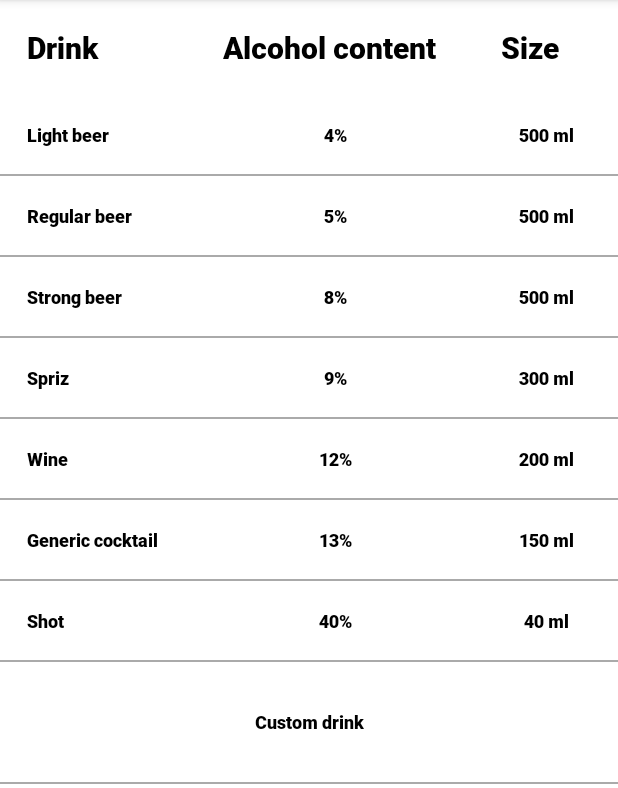
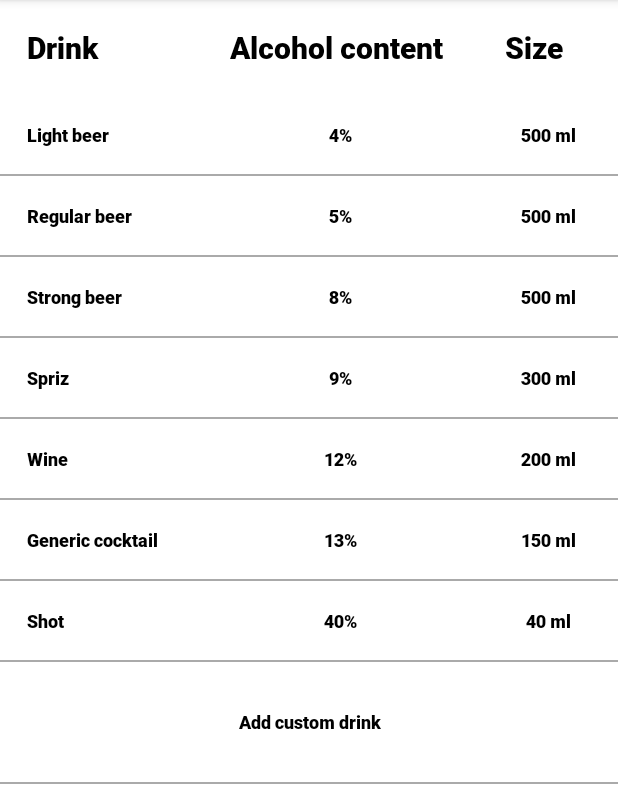
Before and after one commit to AndreaGonzato/AlcoholEstimator, an Android app: the fragment SelectDrinkFragment shown on its own in the app's theme, on a phone screen of 412 x 824 dp, the part 84-872 px from its top. Run offline under Robolectric (Android 15) with nearby library versions, the phone set to English and light mode, and no system bars.

Commit message:
change text of a button

```diff
--- a/app/src/main/res/layout/fragment_select_drink.xml
+++ b/app/src/main/res/layout/fragment_select_drink.xml
@@ -382,7 +382,7 @@
             android:background="@color/white"
             android:gravity="center"
             android:padding="18dip"
-            android:text="@string/custom_drink"
+            android:text="@string/add_custom_drink"
             android:textAllCaps="false"
             android:textColor="@color/black"
             android:textSize="12sp" />
--- a/app/src/main/res/values/strings.xml
+++ b/app/src/main/res/values/strings.xml
@@ -40,8 +40,8 @@
     <string name="drink_description">Drink description</string>
     <string name="drink_type">Drink type</string>
     <string name="alcohol_content">Alcohol content (%)</string>
-    <string name="custom_drink">Custom drink</string>
     <string name="enter_drink_name">enter drink name</string>
     <string name="enter_size_dink">enter size dink</string>
     <string name="enter_alcohol_content">enter alcohol content</string>
+    <string name="add_custom_drink">Add custom drink</string>
 </resources>
```
